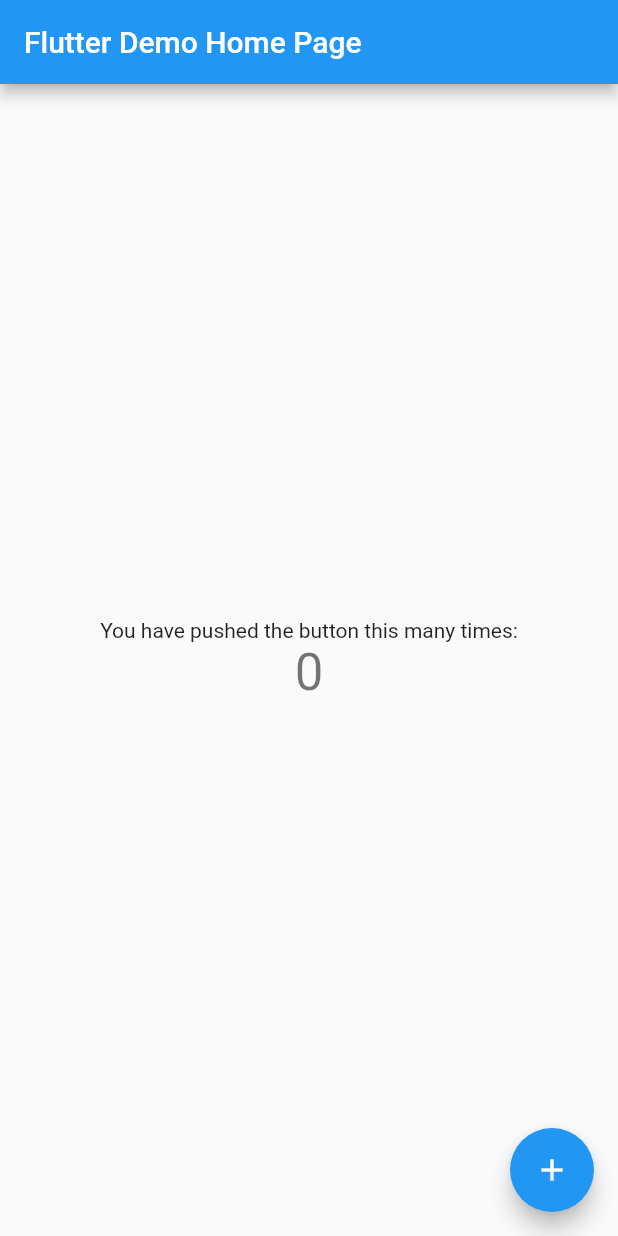
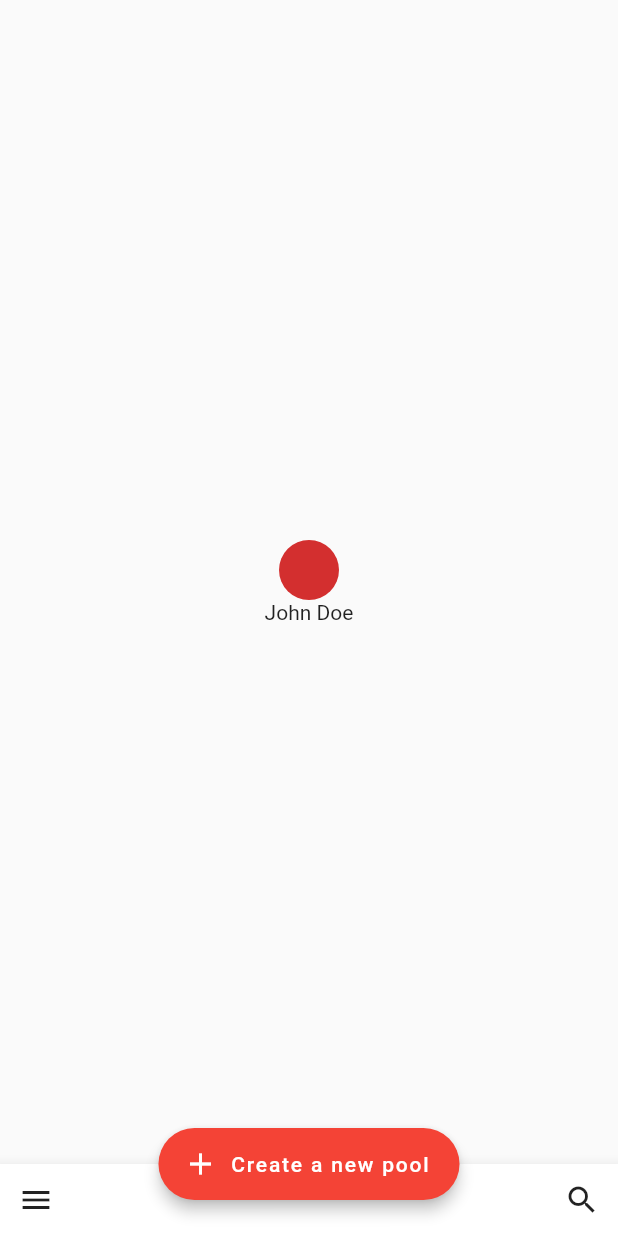
Before and after one commit to seydaak/pool-results, a Flutter app: the screen it shows after launch, on a phone screen of 412 x 824 dp. Run offline on Flutter 3.47's test engine with Material 2 defaults, Android fonts, the phone set to English and light mode, and no system bars; missing offline and left inert: flutter_statusbarcolor.

Commit message:
Home page added

```diff
--- a/lib/main.dart
+++ b/lib/main.dart
@@ -1,111 +1,23 @@
 import 'package:flutter/material.dart';
+import 'package:pool_results/ui/home/HomePage.dart';
+import 'package:flutter_statusbarcolor/flutter_statusbarcolor.dart';
 
-void main() => runApp(MyApp());
+void main() {
+  FlutterStatusbarcolor.setNavigationBarColor(Colors.red);
+  FlutterStatusbarcolor.setStatusBarColor(Colors.red);
 
-class MyApp extends StatelessWidget {
-  // This widget is the root of your application.
+  runApp(PoolApp());
+}
+
+class PoolApp extends StatelessWidget {
   @override
   Widget build(BuildContext context) {
     return MaterialApp(
       title: 'Flutter Demo',
       theme: ThemeData(
-        // This is the theme of your application.
-        //
-        // Try running your application with "flutter run". You'll see the
-        // application has a blue toolbar. Then, without quitting the app, try
-        // changing the primarySwatch below to Colors.green and then invoke
-        // "hot reload" (press "r" in the console where you ran "flutter run",
-        // or simply save your changes to "hot reload" in a Flutter IDE).
-        // Notice that the counter didn't reset back to zero; the application
-        // is not restarted.
-        primarySwatch: Colors.blue,
+        primarySwatch: Colors.red,
       ),
-      home: MyHomePage(title: 'Flutter Demo Home Page'),
+      home: HomePage(),
     );
   }
 }
-
-class MyHomePage extends StatefulWidget {
-  MyHomePage({Key key, this.title}) : super(key: key);
-
-  // This widget is the home page of your application. It is stateful, meaning
-  // that it has a State object (defined below) that contains fields that affect
-  // how it looks.
-
-  // This class is the configuration for the state. It holds the values (in this
-  // case the title) provided by the parent (in this case the App widget) and
-  // used by the build method of the State. Fields in a Widget subclass are
-  // always marked "final".
-
-  final String title;
-
-  @override
-  _MyHomePageState createState() => _MyHomePageState();
-}
-
-class _MyHomePageState extends State<MyHomePage> {
-  int _counter = 0;
-
-  void _incrementCounter() {
-    setState(() {
-      // This call to setState tells the Flutter framework that something has
-      // changed in this State, which causes it to rerun the build method below
-      // so that the display can reflect the updated values. If we changed
-      // _counter without calling setState(), then the build method would not be
-      // called again, and so nothing would appear to happen.
-      _counter++;
-    });
-  }
-
-  @override
-  Widget build(BuildContext context) {
-    // This method is rerun every time setState is called, for instance as done
-    // by the _incrementCounter method above.
-    //
-    // The Flutter framework has been optimized to make rerunning build methods
-    // fast, so that you can just rebuild anything that needs updating rather
-    // than having to individually change instances of widgets.
-    return Scaffold(
-      appBar: AppBar(
-        // Here we take the value from the MyHomePage object that was created by
-        // the App.build method, and use it to set our appbar title.
-        title: Text(widget.title),
-      ),
-      body: Center(
-        // Center is a layout widget. It takes a single child and positions it
-        // in the middle of the parent.
-        child: Column(
-          // Column is also layout widget. It takes a list of children and
-          // arranges them vertically. By default, it sizes itself to fit its
-          // children horizontally, and tries to be as tall as its parent.
-          //
-          // Invoke "debug painting" (press "p" in the console, choose the
-          // "Toggle Debug Paint" action from the Flutter Inspector in Android
-          // Studio, or the "Toggle Debug Paint" command in Visual Studio Code)
-          // to see the wireframe for each widget.
-          //
-          // Column has various properties to control how it sizes itself and
-          // how it positions its children. Here we use mainAxisAlignment to
-          // center the children vertically; the main axis here is the vertical
-          // axis because Columns are vertical (the cross axis would be
-          // horizontal).
-          mainAxisAlignment: MainAxisAlignment.center,
-          children: <Widget>[
-            Text(
-              'You have pushed the button this many times:',
-            ),
-            Text(
-              '$_counter',
-              style: Theme.of(context).textTheme.display1,
-            ),
-          ],
-        ),
-      ),
-      floatingActionButton: FloatingActionButton(
-        onPressed: _incrementCounter,
-        tooltip: 'Increment',
-        child: Icon(Icons.add),
-      ), // This trailing comma makes auto-formatting nicer for build methods.
-    );
-  }
-}
--- /dev/null
+++ b/lib/ui/home/HomePage.dart
@@ -0,0 +1,38 @@
+import 'package:flutter/material.dart';
+
+class HomePage extends StatelessWidget {
+  @override
+  Widget build(BuildContext context) {
+    return Scaffold(
+      floatingActionButtonLocation: FloatingActionButtonLocation.centerDocked,
+      floatingActionButton: FloatingActionButton.extended(
+        label: Text("Create a new pool"),
+        icon: Icon(Icons.add),
+        elevation: 4.0,
+        onPressed: () {},
+      ),
+      bottomNavigationBar: BottomAppBar(
+        child: new Row(
+          mainAxisSize: MainAxisSize.max,
+          mainAxisAlignment: MainAxisAlignment.spaceBetween,
+          children: <Widget>[
+            IconButton(
+              icon: Icon(Icons.menu),
+              onPressed: () {},
+            ),
+            IconButton(
+              icon: Icon(Icons.search),
+              onPressed: () {},
+            ),
+          ],
+        ),
+      ),
+      body: Center(
+        child: Column(
+          mainAxisAlignment: MainAxisAlignment.center,
+          children: <Widget>[CircleAvatar(), Text("John Doe")],
+        ),
+      ),
+    );
+  }
+}
--- a/pubspec.yaml
+++ b/pubspec.yaml
@@ -19,6 +19,7 @@ dependencies:
   # The following adds the Cupertino Icons font to your application.
   # Use with the CupertinoIcons class for iOS style icons.
   cupertino_icons: ^0.1.2
+  flutter_statusbarcolor: ^0.1.1
 
 dev_dependencies:
   flutter_test:
```
Also changed, not shown: 1 other file.
